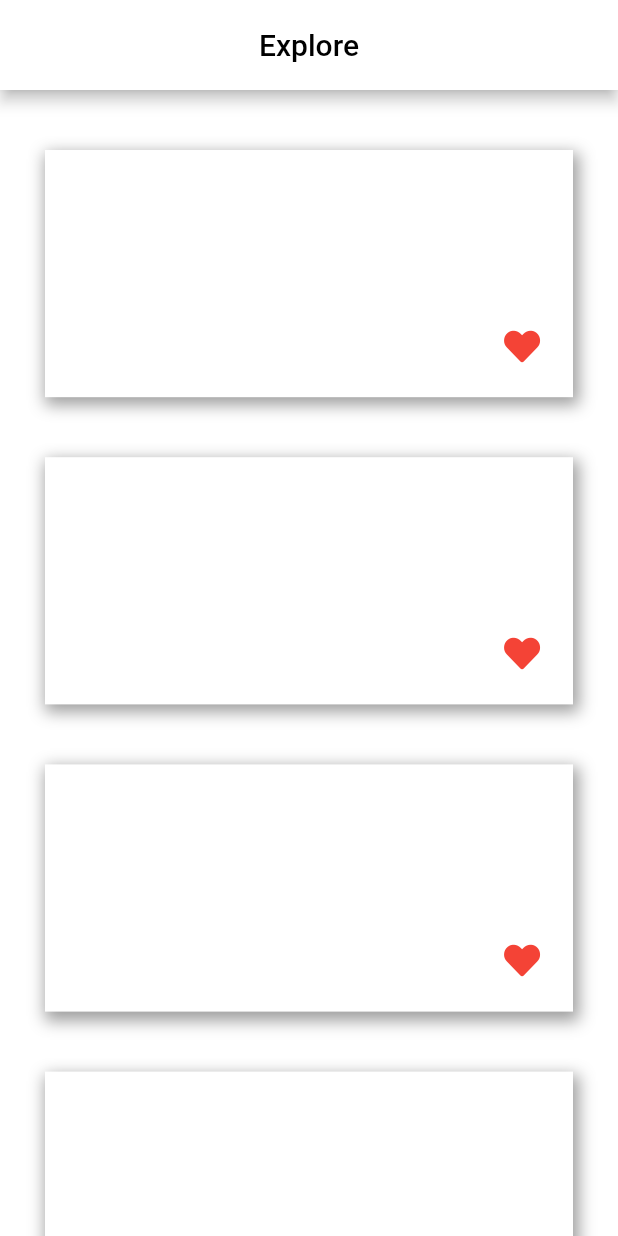
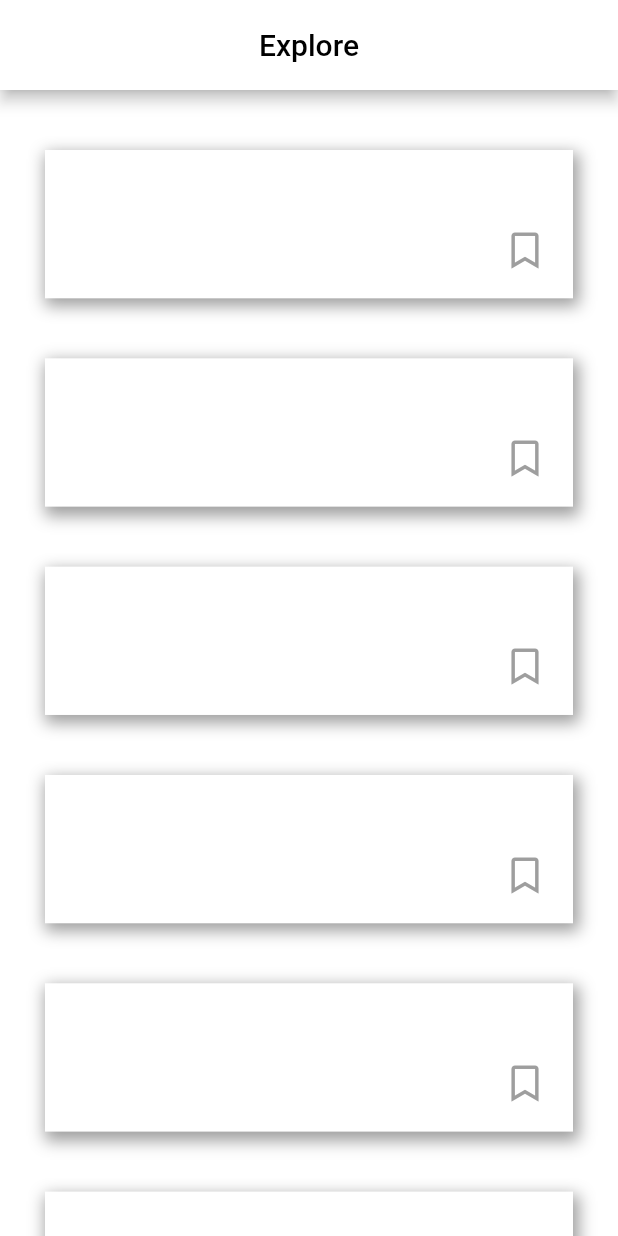
Before and after one commit to ThaysMrtns/flutter_app_provider, a Flutter app: the Search screen opened directly, on a phone screen of 412 x 824 dp. Run offline on Flutter 3.47's test engine with Material 2 defaults, Android fonts, the phone set to English and light mode, and no system bars; our stand-ins replace font_awesome_flutter.

Commit message:
mudança de cor do icon de favoritos

```diff
--- a/lib/views/search/searchBody.dart
+++ b/lib/views/search/searchBody.dart
@@ -7,10 +7,17 @@ class SearchBody extends StatefulWidget {
 }
 
 class _SearchBodyState extends State<SearchBody> {
+  EdgeInsets marginCard = EdgeInsets.only(bottom: 40, left: 30, right: 30);
+  var iconColor;
+  @override
+  void initState() {
+    iconColor = Colors.grey;
+    super.initState();
+  }
+
   @override
   Widget build(BuildContext context) {
-    double heightCard = MediaQuery.of(context).size.height * .2;
-    EdgeInsets marginCard = EdgeInsets.only(bottom: 40, left: 30, right: 30);
+    double heightCard = MediaQuery.of(context).size.height * .12;
 
     return Container(
       child: Column(
@@ -25,6 +32,7 @@ class _SearchBodyState extends State<SearchBody> {
                 card(heightCard, marginCard),
                 card(heightCard, marginCard),
                 card(heightCard, marginCard),
+                card(heightCard, marginCard),
                 SizedBox(height: 40),
               ],
             ),
@@ -33,14 +41,9 @@ class _SearchBodyState extends State<SearchBody> {
       ),
     );
   }
-}
 
-GestureDetector card(heightCard, marginCard) {
-  return GestureDetector(
-    onTap: () {
-      print("adicionar aos favoritos");
-    },
-    child: Container(
+  Container card(heightCard, marginCard) {
+    return Container(
       margin: marginCard,
       height: heightCard,
       decoration: BoxDecoration(
@@ -58,20 +61,24 @@ GestureDetector card(heightCard, marginCard) {
         mainAxisAlignment: MainAxisAlignment.end,
         crossAxisAlignment: CrossAxisAlignment.end,
         children: [
-          Padding(
-            padding: EdgeInsets.all(10),
-            child: IconButton(
-              icon: Icon(
-                FontAwesomeIcons.solidHeart,
-                color: Colors.red,
+          GestureDetector(
+            onTap: () {
+              setState(() {
+                iconColor == Colors.grey
+                    ? iconColor = Colors.red
+                    : iconColor = Colors.grey;
+              });
+            },
+            child: Padding(
+              padding: EdgeInsets.all(20),
+              child: Icon(
+                FontAwesomeIcons.bookmark,
+                color: iconColor,
               ),
-              onPressed: () {
-                print("favoritar");
-              },
             ),
           )
         ],
       ),
-    ),
-  );
+    );
+  }
 }
```
